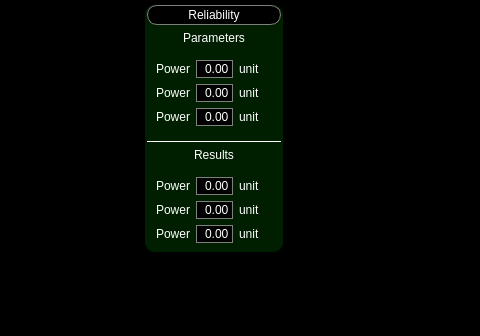
Qt form UI/test_elementeProperties.ui (AntonioRIcca/ARStool) before a commit; both pictures show x 0 to 480 and y 310 to 646 of the 785 by 829 pixel window.
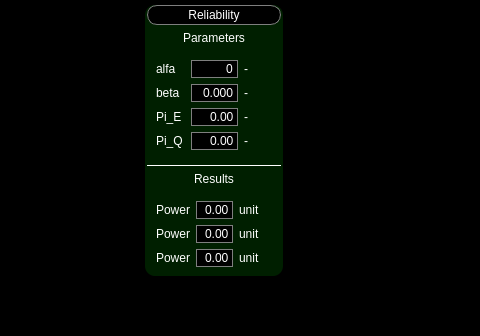
The same form after that commit.

The edit to the form file:
```diff
--- a/UI/test_elementeProperties.ui
+++ b/UI/test_elementeProperties.ui
@@ -397,10 +397,36 @@
           <string notr="true"/>
          </property>
          <layout class="QGridLayout" name="relParGL">
+          <item row="1" column="1">
+           <widget class="QDoubleSpinBox" name="betaDsb">
+            <property name="alignment">
+             <set>Qt::AlignRight|Qt::AlignTrailing|Qt::AlignVCenter</set>
+            </property>
+            <property name="buttonSymbols">
+             <enum>QAbstractSpinBox::NoButtons</enum>
+            </property>
+            <property name="decimals">
+             <number>3</number>
+            </property>
+            <property name="maximum">
+             <double>1.000000000000000</double>
+            </property>
+            <property name="singleStep">
+             <double>0.100000000000000</double>
+            </property>
+           </widget>
+          </item>
+          <item row="1" column="2">
+           <widget class="QLabel" name="betaUnitLbl">
+            <property name="text">
+             <string>-</string>
+            </property>
+           </widget>
+          </item>
           <item row="0" column="0">
            <widget class="QLabel" name="label_7">
             <property name="text">
-             <string>Power</string>
+             <string>alfa</string>
             </property>
            </widget>
           </item>
@@ -412,60 +438,85 @@
             <property name="buttonSymbols">
              <enum>QAbstractSpinBox::NoButtons</enum>
             </property>
+            <property name="decimals">
+             <number>0</number>
+            </property>
+            <property name="maximum">
+             <double>100000000.000000000000000</double>
+            </property>
            </widget>
           </item>
           <item row="3" column="2">
            <widget class="QLabel" name="label_8">
             <property name="text">
-             <string>unit</string>
-            </property>
-           </widget>
-          </item>
-          <item row="3" column="1">
-           <widget class="QDoubleSpinBox" name="doubleSpinBox_5">
-            <property name="alignment">
-             <set>Qt::AlignRight|Qt::AlignTrailing|Qt::AlignVCenter</set>
-            </property>
-            <property name="buttonSymbols">
-             <enum>QAbstractSpinBox::NoButtons</enum>
-            </property>
-           </widget>
-          </item>
-          <item row="1" column="1">
-           <widget class="QDoubleSpinBox" name="doubleSpinBox_6">
-            <property name="alignment">
-             <set>Qt::AlignRight|Qt::AlignTrailing|Qt::AlignVCenter</set>
-            </property>
-            <property name="buttonSymbols">
-             <enum>QAbstractSpinBox::NoButtons</enum>
-            </property>
-           </widget>
-          </item>
-          <item row="3" column="0">
-           <widget class="QLabel" name="label_9">
-            <property name="text">
-             <string>Power</string>
-            </property>
-           </widget>
-          </item>
-          <item row="1" column="2">
-           <widget class="QLabel" name="label_10">
-            <property name="text">
-             <string>unit</string>
+             <string>-</string>
             </property>
            </widget>
           </item>
           <item row="1" column="0">
            <widget class="QLabel" name="label_11">
             <property name="text">
-             <string>Power</string>
+             <string>beta</string>
+            </property>
+           </widget>
+          </item>
+          <item row="3" column="0">
+           <widget class="QLabel" name="Pi_ELBL">
+            <property name="text">
+             <string>Pi_E</string>
             </property>
            </widget>
           </item>
           <item row="0" column="2">
            <widget class="QLabel" name="label_12">
             <property name="text">
-             <string>unit</string>
+             <string>-</string>
+            </property>
+           </widget>
+          </item>
+          <item row="3" column="1">
+           <widget class="QDoubleSpinBox" name="Pi_EDsb">
+            <property name="alignment">
+             <set>Qt::AlignRight|Qt::AlignTrailing|Qt::AlignVCenter</set>
+            </property>
+            <property name="buttonSymbols">
+             <enum>QAbstractSpinBox::NoButtons</enum>
+            </property>
+            <property name="maximum">
+             <double>999.990000000000009</double>
+            </property>
+            <property name="singleStep">
+             <double>0.100000000000000</double>
+            </property>
+           </widget>
+          </item>
+          <item row="4" column="0">
+           <widget class="QLabel" name="Pi_QLbl">
+            <property name="text">
+             <string>Pi_Q</string>
+            </property>
+           </widget>
+          </item>
+          <item row="4" column="1">
+           <widget class="QDoubleSpinBox" name="Pi_QDsb">
+            <property name="alignment">
+             <set>Qt::AlignRight|Qt::AlignTrailing|Qt::AlignVCenter</set>
+            </property>
+            <property name="buttonSymbols">
+             <enum>QAbstractSpinBox::NoButtons</enum>
+            </property>
+            <property name="maximum">
+             <double>999.990000000000009</double>
+            </property>
+            <property name="singleStep">
+             <double>0.100000000000000</double>
+            </property>
+           </widget>
+          </item>
+          <item row="4" column="2">
+           <widget class="QLabel" name="Pi_QUnitLbl">
+            <property name="text">
+             <string>-</string>
             </property>
            </widget>
           </item>
```
Left out of the diff: 14 changed lines with no effect on the pictures.
